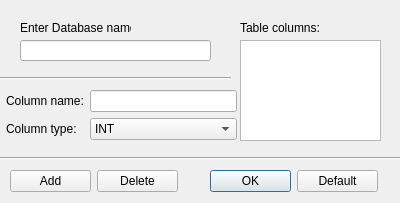
Old version of the form Coursework/new_db.ui in the repository ShnapDozer/CourseWork.
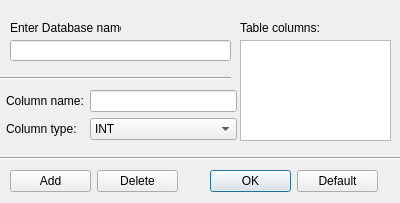
New version of the form.

What changed in the file:
```diff
--- a/Coursework/new_db.ui
+++ b/Coursework/new_db.ui
@@ -16,9 +16,9 @@
   <widget class="QLineEdit" name="lineEdit">
    <property name="geometry">
     <rect>
-     <x>20</x>
+     <x>10</x>
      <y>40</y>
-     <width>191</width>
+     <width>221</width>
      <height>21</height>
     </rect>
    </property>
@@ -26,7 +26,7 @@
   <widget class="QLabel" name="label">
    <property name="geometry">
     <rect>
-     <x>20</x>
+     <x>10</x>
      <y>20</y>
      <width>111</width>
      <height>16</height>
@@ -175,12 +175,12 @@
     </item>
    </layout>
   </widget>
-  <widget class="QListWidget" name="listWidget">
+  <widget class="QListView" name="listView">
    <property name="geometry">
     <rect>
      <x>240</x>
      <y>40</y>
-     <width>141</width>
+     <width>151</width>
      <height>101</height>
     </rect>
    </property>
```
Left out of the diff: 10 changed lines with no effect on the pictures.
